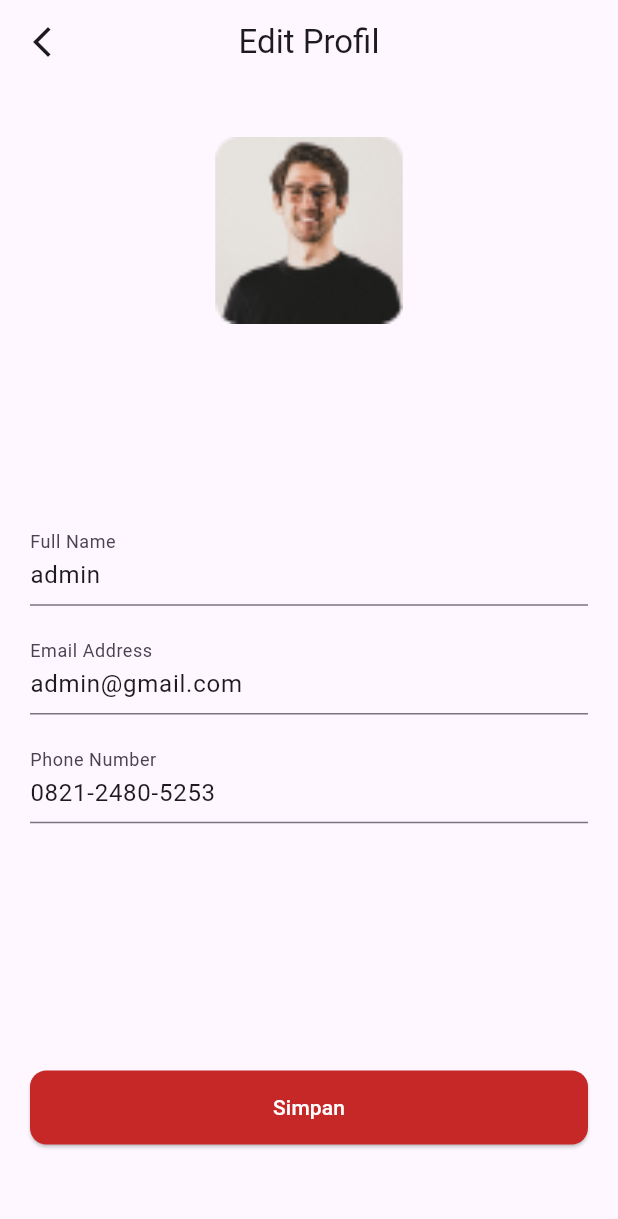
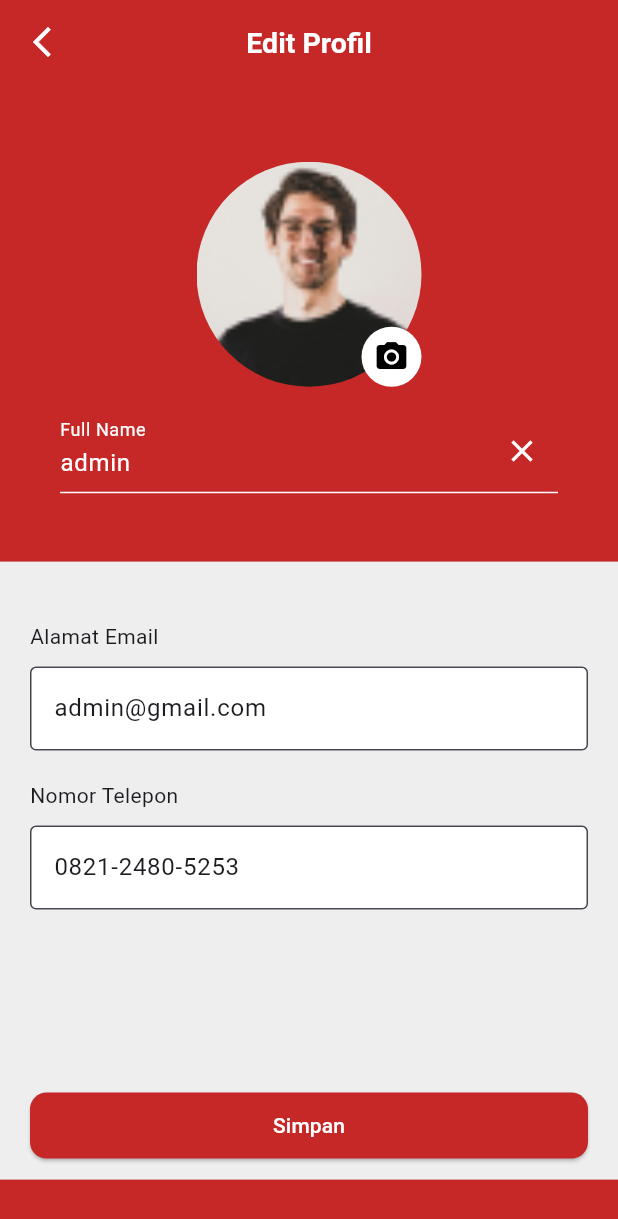
Before and after one commit to Shade2012/warmindo_admin_ui, a Flutter app: the EditProfilPage screen opened by its route, on a phone screen of 412 x 824 dp. Shown: the top 1219 px of the screen. Run offline on Flutter 3.47's test engine with Material 3 defaults, Android fonts, the phone set to English and light mode, and no system bars; our stand-ins replace animated_custom_dropdown, flutter_svg, font_awesome_flutter, get, google_fonts, syncfusion_flutter_charts; Roboto replaces fonts that are missing (Oxygen).

Commit message:
style: [AF] style edit-profile-page & general-info

```diff
--- a/lib/pages/edit_profile_page/view/edit_profile_page.dart
+++ b/lib/pages/edit_profile_page/view/edit_profile_page.dart
@@ -1,124 +1,190 @@
 import 'package:flutter/material.dart';
 import 'package:get/get.dart';
+import 'package:warmindo_admin_ui/pages/widget/up_image_bottomsheet.dart';
 import 'package:warmindo_admin_ui/routes/AppPages.dart';
 import 'package:warmindo_admin_ui/utils/themes/color_themes.dart';
 import 'package:warmindo_admin_ui/utils/themes/image_themes.dart';
+import 'package:warmindo_admin_ui/utils/themes/textstyle_themes.dart';
 
 class EditProfilPage extends StatelessWidget {
-  final _formKey = GlobalKey<FormState>();
-  final _fullNameController = TextEditingController();
-  final _emailController = TextEditingController();
-  final _phoneNumberController = TextEditingController();
+  const EditProfilPage({Key? key}) : super(key: key);
 
   @override
   Widget build(BuildContext context) {
-    final screenWidth = MediaQuery.of(context).size.width;
-    final screenHeight = MediaQuery.of(context).size.height;
-    _fullNameController.text = "admin";
-    _emailController.text = "admin@gmail.com";
-    _phoneNumberController.text = "0821-2480-5253";
+    double screenWidth = MediaQuery.of(context).size.width;
+    double screenHeight = MediaQuery.of(context).size.height;
+    final TextEditingController _fullNameController =
+        TextEditingController(text: 'admin');
+    final TextEditingController _emailController = TextEditingController(text: 'admin@gmail.com');
+    final TextEditingController _contactNumberController =
+        TextEditingController(text: '0821-2480-5253');
 
     return Scaffold(
       appBar: AppBar(
+        centerTitle: true,
         leading: IconButton(
-          icon: Icon(Icons.arrow_back_ios_new),
+          icon: Icon(
+            Icons.arrow_back_ios_new,
+            color: Colors.white,
+          ),
           onPressed: () {
             Get.back();
           },
         ),
-        title: Text("Edit Profil"),
-        centerTitle: true,
+        title: Text(
+          'Edit Profil',
+          style: titleAppBarTextStyle,
         ),
+        backgroundColor: ColorResources.primaryColor,
+      ),
+      backgroundColor: ColorResources.primaryColor,
       body: SingleChildScrollView(
-        child: Padding(
-          padding: const EdgeInsets.symmetric(horizontal: 20, vertical: 35),
-          child: Form(
-            key: _formKey,
+        child: Container(
+          width: screenWidth,
+          height: screenHeight,
           child: Column(
             crossAxisAlignment: CrossAxisAlignment.center,
             children: [
-                Center(
-                  child: ClipRRect(
-                    borderRadius: BorderRadius.circular(8),
+              SizedBox(height: screenHeight * 0.05),
+              Container(
+                margin: EdgeInsets.only(bottom: 10),
+                width: screenWidth,
+                height: screenHeight * 0.3,
+                color: ColorResources.transparent,
+                child: Column(
+                  mainAxisAlignment: MainAxisAlignment.center,
+                  children: [
+                    Stack(
+                      children: [
+                        ClipOval(
                           child: Image.asset(
                             Images.userImage,
-                      width: 125,
-                      height: 125,
+                            width: 150,
+                            height: 150,
                             fit: BoxFit.cover,
                             alignment: Alignment.center,
                           ),
                         ),
+                        Positioned(
+                          right: 0,
+                          bottom: 0,
+                          child: Container(
+                            width: 40,
+                            height: 40,
+                            decoration: BoxDecoration(
+                              color: Colors.white,
+                              shape: BoxShape.circle,
                             ),
-                SizedBox(height: screenHeight * 0.16),
-                TextFormField(
+                            child: IconButton(
+                              onPressed: () {
+                                showModalBottomSheet(
+                                  context: context,
+                                  isScrollControlled: true,
+                                  shape: RoundedRectangleBorder(
+                                    borderRadius: BorderRadius.zero,
+                                  ),
+                                  builder: (BuildContext context) {
+                                    return UploadImage();
+                                  },
+                                );
+                              },
+                              icon: Icon(
+                                Icons.camera_alt,
+                                color: Colors.black,
+                              ),
+                            ),
+                          ),
+                        ),
+                      ],
+                    ),
+                    SizedBox(height: 15),
+                    Padding(
+                      padding: const EdgeInsets.symmetric(horizontal: 40.0),
+                      child: TextFormField(
                         controller: _fullNameController,
+                        style: TextStyle(color: Colors.white),
                         decoration: InputDecoration(
-                    labelText: "Full Name",
+                          labelText: 'Full Name',
+                          labelStyle: TextStyle(color: Colors.white),
+                          enabledBorder: UnderlineInputBorder(
+                            borderSide: BorderSide(color: Colors.white),
                           ),
-                  validator: (value) {
-                    if (value == null || value.isEmpty) {
-                      return "Full name is required";
-                    }
-                    return null;
+                          focusedBorder: UnderlineInputBorder(
+                            borderSide: BorderSide(color: Colors.white),
+                          ),
+                          suffixIcon: IconButton(
+                            icon: Icon(Icons.clear, color: Colors.white),
+                            onPressed: () {
+                              _fullNameController.clear();
                             },
                           ),
-                SizedBox(height: screenHeight * 0.02),
+                        ),
+                      ),
+                    ),
+                    SizedBox(height: 5),
+                  ],
+                ),
+              ),
+              SizedBox(height: 20),
+              Container(
+                width: screenWidth,
+                height: screenHeight  / 2.0,
+                padding: EdgeInsets.symmetric(horizontal: 20),
+                decoration: BoxDecoration(
+                  color: Colors.grey[200],
+                ),
+                child: Column(
+                  crossAxisAlignment: CrossAxisAlignment.start,
+                  children: [
+                    SizedBox(height: 40),
+                    Text('Alamat Email'),
+                    SizedBox(height: 10),
                     TextFormField(
                       controller: _emailController,
                       decoration: InputDecoration(
-                    labelText: "Email Address",
+                        hintText: 'Alamat Email',
+                        filled: true,
+                        fillColor: Colors.white,
+                        border: OutlineInputBorder(),
                       ),
-                  keyboardType: TextInputType.emailAddress,
-                  validator: (value) {
-                    if (value == null || value.isEmpty) {
-                      return "Email address is required";
-                    }
-                    if (!value.contains("@")) {
-                      return "Invalid email address";
-                    }
-                    return null;
-                  },
                     ),
-                SizedBox(height: screenHeight * 0.02),
+                    SizedBox(height: 20),
+                    Text('Nomor Telepon'),
+                    SizedBox(height: 10),
                     TextFormField(
-                  controller: _phoneNumberController,
+                      controller: _contactNumberController,
                       decoration: InputDecoration(
-                    labelText: "Phone Number",
+                        hintText: 'Nomor Telepon',
+                        filled: true,
+                        fillColor: Colors.white,
+                        border: OutlineInputBorder(),
                       ),
-                  keyboardType: TextInputType.phone,
+                      keyboardType: TextInputType.number,
                     ),
-                SizedBox(height: screenHeight * 0.20),
-                ElevatedButton(
+                    SizedBox(height: 120),
+                    SizedBox(
+                      width: double.infinity,
+                      child: ElevatedButton(
                         style: ElevatedButton.styleFrom(
                           backgroundColor: ColorResources.primaryColor,
                           foregroundColor: Colors.white,
-                    minimumSize: Size(screenWidth, screenHeight * 0.06),
-                    padding: EdgeInsets.all(8.0),
                           shape: RoundedRectangleBorder(
-                      borderRadius: BorderRadius.circular(11.0),
+                            borderRadius: BorderRadius.circular(11),
                           ),
                         ),
                         onPressed: () {
-                    // if (_formKey.currentState!.validate()) {
-                    //   // Update profile information
-                    //   print("Full Name: ${_fullNameController.text}");
-                    //   print("Email Address: ${_emailController.text}");
-                    //   print("Phone Number: ${_phoneNumberController.text}");
-                    //   // print("Username: ${_usernameController.text}");
-
-                    //   // Show a success message or perform other actions
-                    //   ScaffoldMessenger.of(context).showSnackBar(
-                    //     SnackBar(
-                    //       content: Text("Profile updated successfully!"),
-                    //     ),
-                    //   );
-                    // }
-                    Get.offAllNamed(Routes.GENERAL_INFORMATION_PAGE);
+                          Get.toNamed(Routes.GENERAL_INFORMATION_PAGE);
                         },
-                  child: Text("Simpan"),
+                        child: Padding(
+                          padding: EdgeInsets.all(12.0),
+                          child: Text('Simpan'),
+                        ),
+                      ),
                     ),
                   ],
                 ),
+              ),
+            ],
           ),
         ),
       ),
--- a/lib/pages/general_information_page/view/general_info_page.dart
+++ b/lib/pages/general_information_page/view/general_info_page.dart
@@ -38,12 +38,11 @@ class GeneralInformation extends StatelessWidget {
               crossAxisAlignment: CrossAxisAlignment.center,
               children: [
                 Center(
-                  child: ClipRRect(
-                    borderRadius: BorderRadius.circular(8),
+                  child: ClipOval(
                     child: Image.asset(
                       Images.userImage,
-                      width: 125,
-                      height: 125,
+                      width: 150,
+                      height: 150,
                       fit: BoxFit.cover,
                       alignment: Alignment.center,
                     ),
--- a/lib/utils/themes/textstyle_themes.dart
+++ b/lib/utils/themes/textstyle_themes.dart
@@ -400,3 +400,9 @@ TextStyle scheduleContentTextStyle = GoogleFonts.oxygen(
         color: primaryTextColor,
         fontWeight: FontWeight.normal,
         fontSize: figmaFontsize(12)));
+
+TextStyle titleAppBarTextStyle = GoogleFonts.oxygen(
+    textStyle: TextStyle(
+        color: secondaryTextColor,
+        fontWeight: FontWeight.bold,
+        fontSize: figmaFontsize(20)));
```
Lines whose indentation alone changed are shown as unchanged.
